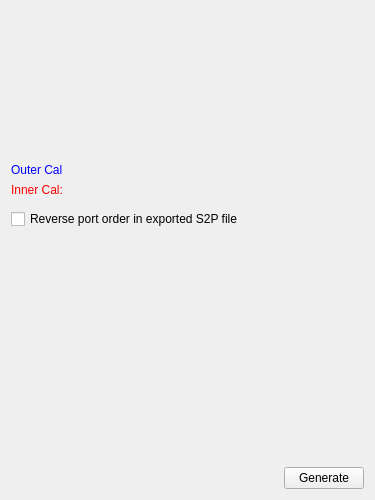
First picture: the form in Application/mainwindow.ui, repository Terrabits/S2pExtractor, before the edit.
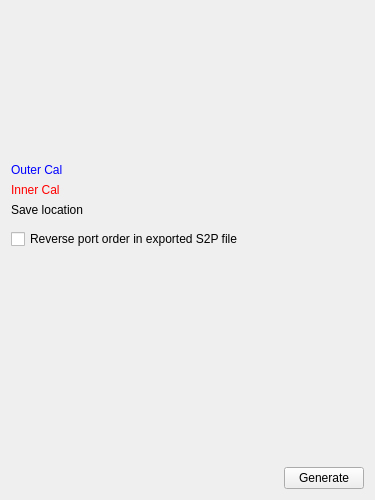
Second picture: the form after the edit. Icons and pictures are not drawn. Custom widgets are drawn as their Qt base class.

The edit to the form file:
```diff
--- a/Application/mainwindow.ui
+++ b/Application/mainwindow.ui
@@ -100,7 +100,7 @@
     </item>
     <item>
      <widget class="QWidget" name="calSection" native="true">
-      <layout class="QGridLayout">
+      <layout class="QGridLayout" columnstretch="0,1" columnminimumwidth="0,0">
        <property name="leftMargin">
         <number>0</number>
        </property>
@@ -157,13 +157,6 @@
          </property>
         </widget>
        </item>
-       <item row="0" column="1">
-        <widget class="CalWidget" name="outerCal" native="true">
-         <property name="focusPolicy">
-          <enum>Qt::StrongFocus</enum>
-         </property>
-        </widget>
-       </item>
        <item row="1" column="0">
         <widget class="QLabel" name="innerLabel">
          <property name="palette">
@@ -204,7 +197,7 @@
           </palette>
          </property>
          <property name="text">
-          <string>Inner Cal:</string>
+          <string>Inner Cal</string>
          </property>
         </widget>
        </item>
@@ -215,6 +208,23 @@
          </property>
         </widget>
        </item>
+       <item row="0" column="1">
+        <widget class="CalWidget" name="outerCal" native="true">
+         <property name="focusPolicy">
+          <enum>Qt::StrongFocus</enum>
+         </property>
+        </widget>
+       </item>
+       <item row="2" column="0">
+        <widget class="QLabel" name="label">
+         <property name="text">
+          <string>Save location</string>
+         </property>
+        </widget>
+       </item>
+       <item row="2" column="1">
+        <widget class="SaveDirectory" name="directory" native="true"/>
+       </item>
       </layout>
      </widget>
     </item>
@@ -233,7 +243,7 @@
      </widget>
     </item>
     <item>
-     <widget class="RsaToolbox::ErrorLabel" name="error" native="true">
+     <widget class="StatusWidget" name="status" native="true">
       <property name="minimumSize">
        <size>
         <width>0</width>
@@ -304,12 +314,6 @@
  </widget>
  <layoutdefault spacing="6" margin="11"/>
  <customwidgets>
-  <customwidget>
-   <class>RsaToolbox::ErrorLabel</class>
-   <extends>QWidget</extends>
-   <header>ErrorLabel.h</header>
-   <container>1</container>
-  </customwidget>
   <customwidget>
    <class>CalWidget</class>
    <extends>QWidget</extends>
@@ -322,6 +326,18 @@
    <header>portswidget.h</header>
    <container>1</container>
   </customwidget>
+  <customwidget>
+   <class>StatusWidget</class>
+   <extends>QWidget</extends>
+   <header>statuswidget.h</header>
+   <container>1</container>
+  </customwidget>
+  <customwidget>
+   <class>SaveDirectory</class>
+   <extends>QWidget</extends>
+   <header>savedirectory.h</header>
+   <container>1</container>
+  </customwidget>
  </customwidgets>
  <tabstops>
   <tabstop>outerCal</tabstop>
```
Left out of the diff: 1 changed line with no effect on the pictures.
